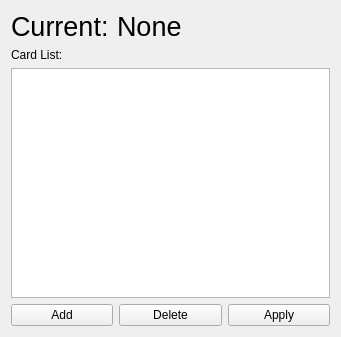
Above: mainwindow.ui from imasam/nfc-qt before the change. Below: the same form after it.
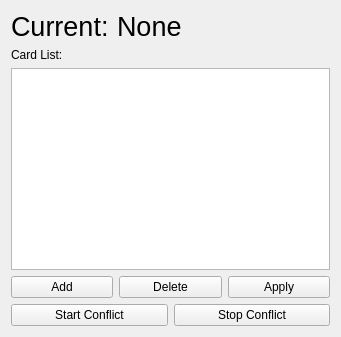
That is the form after the change.

```diff
--- a/mainwindow.ui
+++ b/mainwindow.ui
@@ -102,6 +102,24 @@
       </item>
      </layout>
     </item>
+    <item>
+     <layout class="QHBoxLayout" name="horizontalLayout_3">
+      <item>
+       <widget class="QPushButton" name="btnStartConflictDemoMode">
+        <property name="text">
+         <string>Start Conflict</string>
+        </property>
+       </widget>
+      </item>
+      <item>
+       <widget class="QPushButton" name="btnStopConflictDemoMode">
+        <property name="text">
+         <string>Stop Conflict</string>
+        </property>
+       </widget>
+      </item>
+     </layout>
+    </item>
    </layout>
   </widget>
  </widget>
```
